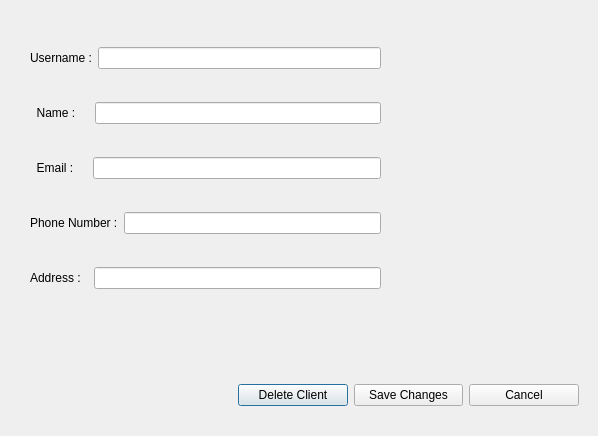
AP-projects-4001/Guys, file AP/edit_client_dialog.ui: the form before one commit.
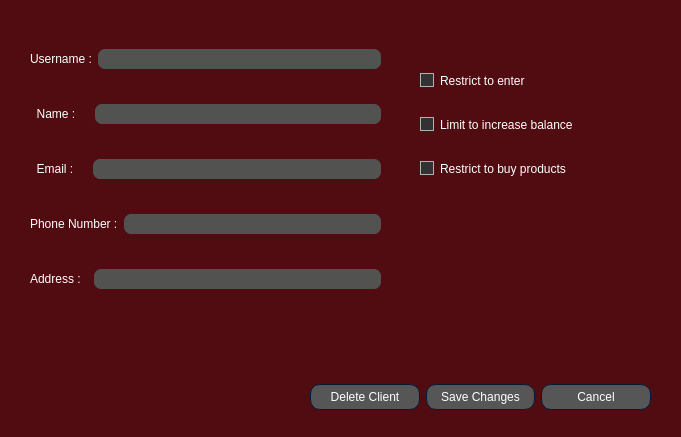
The form after the commit. Icons and pictures are not drawn.

```diff
--- a/AP/edit_client_dialog.ui
+++ b/AP/edit_client_dialog.ui
@@ -6,32 +6,737 @@
    <rect>
     <x>0</x>
     <y>0</y>
-    <width>598</width>
-    <height>436</height>
+    <width>681</width>
+    <height>437</height>
    </rect>
   </property>
   <property name="minimumSize">
    <size>
-    <width>598</width>
-    <height>436</height>
+    <width>681</width>
+    <height>437</height>
    </size>
   </property>
   <property name="maximumSize">
    <size>
-    <width>598</width>
-    <height>436</height>
+    <width>681</width>
+    <height>437</height>
    </size>
   </property>
   <property name="windowTitle">
    <string>Dialog</string>
   </property>
+  <property name="styleSheet">
+   <string notr="true">
+QWidget
+{
+	background-color: #500c10;
+	color: #ffffff;
+	border-color: #051a39;
+
+}
+
+
+QLabel
+{
+	background-color: transparent;
+	color: #ffffff;
+
+}
+
+
+QToolTip
+{
+	border : 1px solid #500c10;
+	background-color: #26264f;
+	color: #ffffff;
+	border-color: #051a39;
+
+}
+QPushButton
+{
+	background-color: #565656;
+	color: #ffffff;
+	border-style: solid;
+	border-width: 1px;
+	border-radius: 10px;
+	border-color: #051a39;
+	padding: 5px;
+
+}
+
+
+QPushButton::disabled
+{
+	background-color: #404040;
+	color: #656565;
+	border-color: #051a39;
+
+}
+
+
+QPushButton::hover
+{
+	background-color: #8399ff;
+	color: #ffffff;
+	border-style: solid;
+	border-width: 1px;
+	border-radius: 10px;
+	border-color: #051a39;
+	padding: 5px;
+}
+
+
+QPushButton::pressed
+{
+	background-color: #4969ff;
+	color: #ffffff;
+	border-style: solid;
+	border-width: 1px;
+	border-radius: 10px;
+	border-color: #051a39;
+	padding: 5px;
+
+}
+
+QComboBox
+{
+    background-color: #565656;
+    border: 1px solid;
+    border-radius: 3px;
+    padding-left: 6px;
+    color: #ffffff;
+    height: 20px;
+
+}
+
+
+QComboBox::disabled
+{
+	background-color: #404040;
+	color: #656565;
+	border-color: #051a39;
+
+}
+
+
+QComboBox:hover
+{
+    background-color: #8399ff;
+}
+
+
+QComboBox:on
+{
+    background-color: #4969ff;
+
+}
+
+
+QComboBox QAbstractItemView
+{
+    background-color: #383838;
+    color: #ffffff;
+    border: 1px solid black;
+    selection-background-color: #4969ff;
+    selection-color: #ffffff;
+    outline: 0;
+
+}
+
+QComboBox::drop-down
+{
+    subcontrol-origin: padding;
+    subcontrol-position: top right;
+    width: 15px;
+    border-left-width: 0px;
+    border-left-color: darkgray;
+    border-left-style: solid; 
+    border-top-right-radius: 3px; 
+    border-bottom-right-radius: 3px;
+
+}
+
+
+QComboBox::down-arrow
+{
+    image: url(://arrow-down.png);
+    width: 8px;
+    height: 8px;
+}
+
+
+QSpinBox
+{
+	background-color: #525251;
+	color: #ffffff;
+	border: 1px solid #051a39;
+	border-radius: 3px;
+	padding : 2px;
+}
+
+QLineEdit
+{
+	background-color: #525251;
+	color: #ffffff;
+	border-width: 1px;
+	border-radius: 7px;
+	border-color: #051a39;
+	padding: 2px;
+
+}
+
+QLineEdit::disabled
+{
+	background-color: #404040;
+	color: #656565;
+	border-width: 1px;
+	border-radius: 7px;
+	border-color: #051a39;
+	padding: 2px;
+
+}
+
+QTextEdit
+{
+	background-color: #ffffff;
+	color: #010201;
+	border-color: #051a39;
+
+}
+
+
+QTextEdit::disabled
+{
+	background-color: #404040;
+	color: #656565;
+	border-color: #051a39;
+
+}
+
+QCheckBox::indicator
+{
+    color: #b1b1b1;
+    background-color: #323232;
+    border: 1px solid #b1b1b1;
+    width: 12px;
+    height: 12px;
+
+}
+
+
+QCheckBox::indicator:checked
+{
+    image:url(://checkbox.png);
+    border: 1px solid #565656;
+
+}
+
+
+QCheckBox::disabled
+{
+	color: #656565;
+
+}
+
+
+QCheckBox::indicator:disabled
+{
+	background-color: #656565;
+	color: #656565;
+    border: 1px solid #656565;
+
+}
+
+
+QRadioButton::indicator::unchecked
+{ 
+	border: 2px inset gray; 
+	border-radius: 5px; 
+	background-color:  #fff;
+	width: 9px; 
+	height: 9px; 
+
+}
+
+
+QRadioButton::indicator::unchecked:hover
+{ 
+	border: 2px solid #565656; 
+	border-radius: 5px; 
+	background-color:  #fff;
+	width: 9px; 
+	height: 9px; 
+
+}
+
+
+QRadioButton::indicator::checked
+{ 
+	border: 2px inset darkgray; 
+	border-radius: 5px; 
+	background-color: #4969ff; 
+	width: 9px; 
+	height: 9px; 
+
+}
+
+
+QRadioButton::disabled
+{
+	color: #656565;
+
+}
+
+
+QRadioButton::indicator:disabled
+{
+	background-color: #656565;
+	color: #656565;
+    border: 2px solid #656565;
+
+}
+
+
+QTableView
+{
+    background-color: #242526;
+    border: 1px solid #32414B;
+    color: #f0f0f0;
+    gridline-color: #8faaff;
+    outline : 0;
+
+}
+
+
+QTableView::disabled
+{
+    background-color: #242526;
+    border: 1px solid #32414B;
+    color: #656565;
+    gridline-color: #656565;
+    outline : 0;
+
+}
+
+
+QTableView::item:hover 
+{
+    background-color: #26264f;
+    color: #f0f0f0;
+
+}
+
+
+QTableView::item:selected 
+{
+    background-color: #1a1b1c;
+    border: 2px solid #4969ff;
+    color: #F0F0F0;
+
+}
+
+
+QTableView::item:selected:disabled
+{
+    background-color: #1a1b1c;
+    border: 2px solid #525251;
+    color: #656565;
+
+}
+
+
+QTableCornerButton::section
+{
+    background-color: #505050;
+    color: #fff;
+
+}
+
+
+QHeaderView::section
+{
+    background-color: #525251;
+    color: #fff;
+    text-align: left;
+	padding: 4px;
+	
+}
+
+
+QHeaderView::section:disabled
+{
+    background-color: #525251;
+    color: #656565;
+
+}
+
+
+
+
+
+
+QHeaderView::section::vertical::first,
+QHeaderView::section::vertical::only-one
+{
+    border-top: 1px solid #353635;
+
+}
+
+
+QHeaderView::section::vertical
+{
+    border-top: 1px solid #353635;
+
+}
+
+
+QHeaderView::section::horizontal::first,
+QHeaderView::section::horizontal::only-one
+{
+    border-left: 1px solid #353635;
+
+}
+
+
+QHeaderView::section::horizontal
+{
+    border-left: 1px solid #353635;
+
+}
+
+
+QTabBar::tab
+{
+	background-color: #262626;
+	color: #ffffff;
+	border-style: solid;
+	border-width: 1px;
+	border-top-left-radius: 3px;
+	border-top-right-radius: 3px;
+	border-color: #051a39;
+	padding: 5px;
+
+}
+
+
+QTabBar::tab:disabled
+{
+	background-color: #656565;
+	color: #656565;
+}
+
+
+QTabWidget::pane 
+{
+	background-color: #262626;
+	color: #ffffff;
+    border: 1px solid;
+    border-color: #565656;
+
+}
+
+
+QTabBar::tab:selected
+{
+    background-color: #565656;
+	color: #ffffff;
+	border-style: solid;
+	border-width: 1px;
+	border-top-left-radius: 3px;
+	border-top-right-radius: 3px;
+	border-color: #051a39;
+	padding: 5px;
+
+}
+
+
+QTabBar::tab:selected:disabled
+{
+	background-color: #404040;
+	color: #656565;
+
+}
+
+
+QTabBar::tab:!selected 
+{
+    background-color: #262626;
+
+}
+
+
+QTabBar::tab:!selected:hover 
+{
+    background-color: #8399ff;
+
+}
+
+
+QTabBar::tab:top:!selected 
+{
+    margin-top: 3px;
+
+}
+
+
+QTabBar::tab:bottom:!selected 
+{
+    margin-bottom: 3px;
+
+}
+
+
+QTabBar::tab:top, QTabBar::tab:bottom 
+{
+    min-width: 8ex;
+    margin-right: -1px;
+    padding: 5px 10px 5px 10px;
+
+}
+
+
+QTabBar::tab:top:selected 
+{
+    border-bottom-color: none;
+
+}
+
+
+QTabBar::tab:bottom:selected 
+{
+    border-top-color: none;
+
+}
+
+
+QTabBar::tab:top:last, QTabBar::tab:bottom:last,
+QTabBar::tab:top:only-one, QTabBar::tab:bottom:only-one 
+{
+    margin-right: 0;
+
+}
+
+
+QTabBar::tab:left:!selected 
+{
+    margin-right: 3px;
+
+}
+
+
+QTabBar::tab:right:!selected
+{
+    margin-left: 3px;
+
+}
+
+
+QTabBar::tab:left, QTabBar::tab:right 
+{
+    min-height: 8ex;
+    margin-bottom: -1px;
+    padding: 10px 5px 10px 5px;
+
+}
+
+
+QTabBar::tab:left:selected 
+{
+    border-left-color: none;
+
+}
+
+
+QTabBar::tab:right:selected 
+{
+    border-right-color: none;
+
+}
+
+
+QTabBar::tab:left:last, QTabBar::tab:right:last,
+QTabBar::tab:left:only-one, QTabBar::tab:right:only-one 
+{
+    margin-bottom: 0;
+
+}
+
+
+QScrollBar:horizontal
+{
+    border: 1px solid #222222;
+    background-color: #3d3d3d;
+    height: 13px;
+    margin: 0px 16px 0 16px;
+
+}
+
+
+QScrollBar::handle:horizontal
+{
+    background: #565656;
+    min-height: 20px;
+
+}
+
+
+QScrollBar::add-line:horizontal
+{
+    border: 1px solid #1b1b19;
+    background-color: #565656;
+    width: 14px;
+    subcontrol-position: right;
+    subcontrol-origin: margin;
+
+}
+
+
+QScrollBar::sub-line:horizontal
+{
+    border: 1px solid #1b1b19;
+    background-color: #565656;
+    width: 14px;
+    subcontrol-position: left;
+    subcontrol-origin: margin;
+
+}
+
+
+QScrollBar::right-arrow:horizontal
+{
+    width: 6px;
+    height: 6px;
+
+}
+
+
+QScrollBar::left-arrow:horizontal
+{
+    width: 6px;
+    height: 6px;
+
+}
+
+
+QScrollBar::add-page:horizontal, QScrollBar::sub-page:horizontal
+{
+    background: none;
+
+}
+
+
+QScrollBar:vertical
+{
+    background-color: #3d3d3d;
+    width: 13px;
+    margin: 16px 0 16px 0;
+    border: 1px solid #222222;
+
+}
+
+
+QScrollBar::handle:vertical
+{
+    background-color: #565656;
+    min-height: 20px;
+
+}
+
+
+QScrollBar::add-line:vertical
+{
+    border: 1px solid #1b1b19;
+    background-color: #565656;
+    height: 14px;
+    subcontrol-position: bottom;
+    subcontrol-origin: margin;
+
+}
+
+
+QScrollBar::sub-line:vertical
+{
+    border: 1px solid #1b1b19;
+    background-color: #565656;
+    height: 14px;
+    subcontrol-position: top;
+    subcontrol-origin: margin;
+
+}
+
+
+QScrollBar::up-arrow:vertical
+{
+    width: 6px;
+    height: 6px;
+
+}
+
+
+QScrollBar::down-arrow:vertical
+{
+    width: 6px;
+    height: 6px;
+
+}
+
+
+QScrollBar::add-page:vertical, QScrollBar::sub-page:vertical
+{
+    background: none;
+
+}
+
+QStatusBar
+{
+	background-color: #565656;
+	color: #ffffff;
+	border-color: #051a39;
+
+}
+
+QCheckBox:disabled
+{
+color: #414141;
+}
+
+QCheckBox::indicator{
+    color: #b1b1b1;
+    background-color: #323232;
+    border: 1px solid #b1b1b1;
+    width:  12px;
+    height:  12px;
+}
+
+QRadioButton::indicator
+{
+    border-radius: 6px;
+}
+
+QCheckBox::indicator:hover
+{
+    border: 1px solid #8399ff;
+}
+
+QCheckBox::indicator:checked
+{
+	border-image: url(:/included_images/Check_mark.png) 0 0 0 0 stretch stretch;
+	background-color: #ffffff;
+}
+
+QCheckBox::indicator:disabled
+{
+    border: 1px solid #444;
+}
+</string>
+  </property>
   <widget class="QWidget" name="layoutWidget">
    <property name="geometry">
     <rect>
-     <x>238</x>
+     <x>310</x>
      <y>380</y>
      <width>341</width>
-     <height>31</height>
+     <height>34</height>
     </rect>
    </property>
    <layout class="QHBoxLayout" name="horizontalLayout_6">
@@ -148,6 +853,39 @@
     </item>
    </layout>
   </widget>
+  <widget class="QWidget" name="">
+   <property name="geometry">
+    <rect>
+     <x>420</x>
+     <y>50</y>
+     <width>251</width>
+     <height>151</height>
+    </rect>
+   </property>
+   <layout class="QVBoxLayout" name="verticalLayout_2">
+    <item>
+     <widget class="QCheckBox" name="checkBox_enter_limit">
+      <property name="text">
+       <string>Restrict to enter</string>
+      </property>
+     </widget>
+    </item>
+    <item>
+     <widget class="QCheckBox" name="checkBox_balance_limit">
+      <property name="text">
+       <string>Limit to increase balance</string>
+      </property>
+     </widget>
+    </item>
+    <item>
+     <widget class="QCheckBox" name="checkBox_buy_product">
+      <property name="text">
+       <string>Restrict to buy products</string>
+      </property>
+     </widget>
+    </item>
+   </layout>
+  </widget>
  </widget>
  <resources/>
  <connections/>
```
